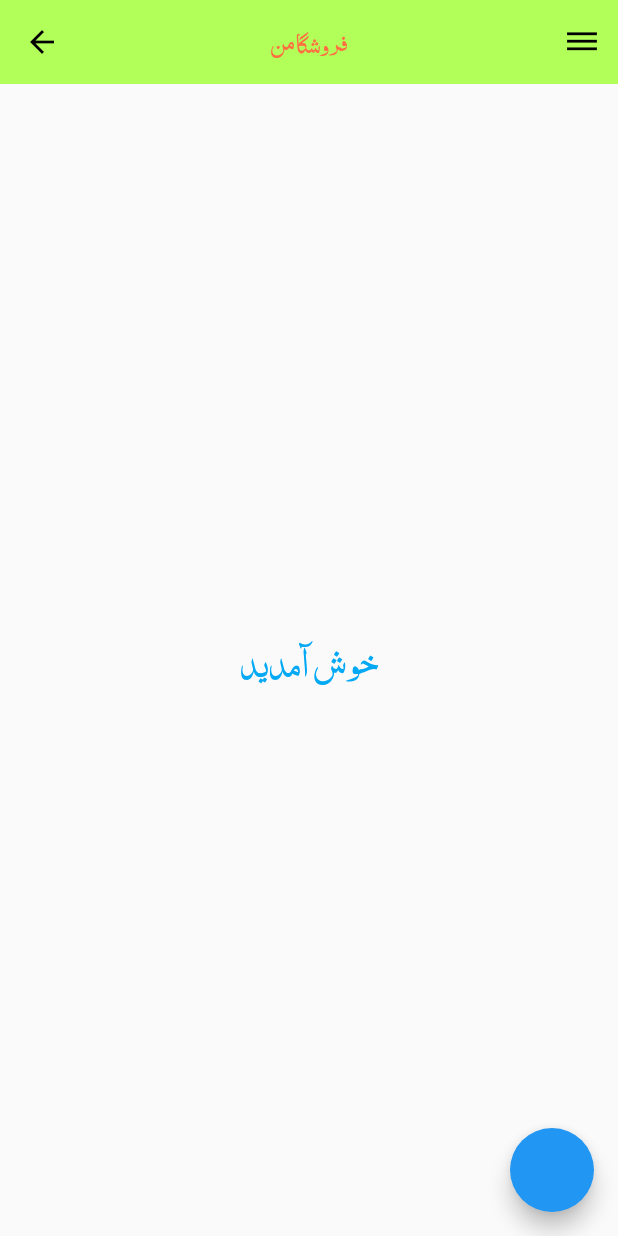
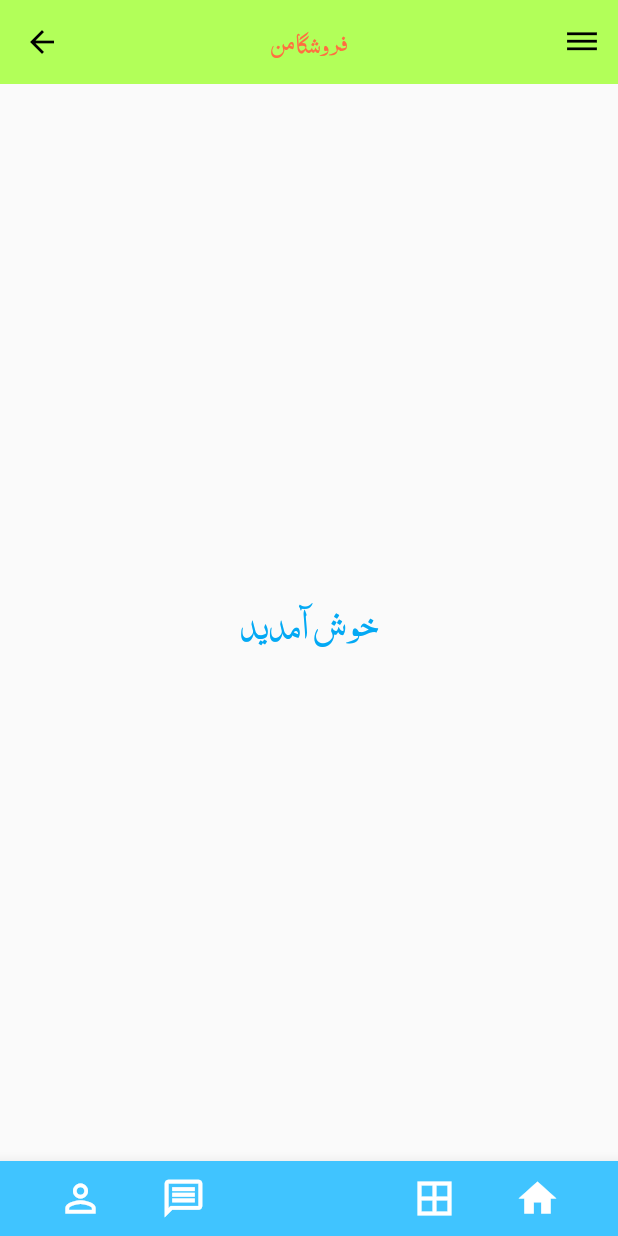
Before and after one commit to FARTASH-421/MyAppProjec1401, a Flutter app: the screen it shows after launch, on a phone screen of 412 x 824 dp. Run offline on Flutter 3.47's test engine with Material 2 defaults, Android fonts, the phone set to English and light mode, and no system bars.

Commit message:
added fonts Kurale and change samethings

```diff
--- /dev/null
+++ b/lib/ShopButtonNavigator.dart
@@ -0,0 +1,45 @@
+import 'package:flutter/material.dart';
+
+class ShopButtonNavigator extends StatelessWidget {
+
+  @override
+  Widget build(BuildContext context) {
+    return  BottomAppBar(
+      shape: CircularNotchedRectangle(),
+      notchMargin: 10,
+      clipBehavior: Clip.antiAlias,
+      child: Container(
+        height: 50,
+        color: Colors.lightBlueAccent,
+        child: Row(
+          mainAxisAlignment: MainAxisAlignment.spaceBetween,
+          children: [
+            Container (
+              width: MediaQuery.of(context).size.width/2-30,
+              child: Row(
+                mainAxisAlignment: MainAxisAlignment.spaceEvenly,
+                children :[
+                   Icon(Icons.person_outline,size: 30,color: Colors.white,
+                   ),
+                   Icon(Icons.message_outlined,size: 30, color: Colors.white,
+                   ),
+                ],
+              ),
+            ),
+            Container(
+            width: MediaQuery.of(context).size.width/2-30,
+              child: Row(
+                mainAxisAlignment: MainAxisAlignment.spaceEvenly,
+                children:[
+                  Icon(Icons.border_all,size: 30,color: Colors.white,),
+
+                  Icon(Icons.home,size: 30, color: Colors.white)
+                ],
+              ),
+            ),
+          ],
+        ),
+      ),
+    );
+  }
+}
--- a/lib/home_page.dart
+++ b/lib/home_page.dart
@@ -1,4 +1,5 @@
 import 'package:flutter/material.dart';
+import 'package:my_pojects/ShopButtonNavigator.dart';
 class Home extends StatefulWidget {
   @override
   State<Home> createState() => _HomeState();
@@ -37,9 +38,7 @@ class _HomeState extends State<Home> {
             ),
           ),
         ),
-        floatingActionButton: FloatingActionButton(onPressed: () {  },
-
-        ),
+        bottomNavigationBar: ShopButtonNavigator(),
       ),
     );
   }
--- a/lib/splush_screen.dart
+++ b/lib/splush_screen.dart
@@ -3,11 +3,9 @@ import 'dart:async';
 import 'package:flutter/material.dart';
 import 'package:flutter/painting.dart';
 import 'home_page.dart';
-import 'main.dart';
+
 
 class Spalsh extends StatefulWidget {
-  const Spalsh({Key? key}) : super(key: key);
-
   @override
   State<Spalsh> createState() => _SpalshState();
 }
--- a/pubspec.yaml
+++ b/pubspec.yaml
@@ -79,9 +79,9 @@ flutter:
          - asset: fonts/Salam.ttf
   #       - asset: fonts/Schyler-Italic.ttf
   #         style: italic
-  #   - family: Trajan Pro
-  #     fonts:
-  #       - asset: fonts/TrajanPro.ttf
+     - family: Trajan Pro
+       fonts:
+         - asset: fonts/Kurale.ttf
   #       - asset: fonts/TrajanPro_Bold.ttf
   #         weight: 700
   #
```
Also changed, not shown: fonts/Kurale.ttf (added), fonts/naskh.ttf (deleted), 1 other file.
